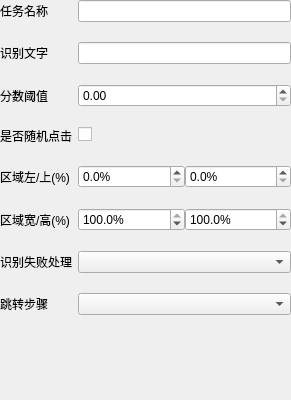
Ferrarii-430/onmyoji-script, file src/ui/ocrForm/OcrForm.ui: the form before one commit.
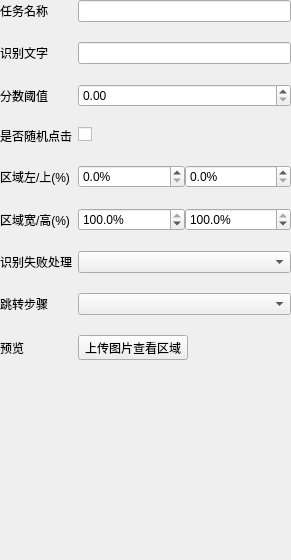
The form after the commit. Custom widgets are drawn as their Qt base class.

Commit message:
feat(ocr): 增加识别区域可视化预览
- 新增 RoiPreviewWidget：有图时按图片比例展示并叠加 ROI，无图时按 16:9 占位画布叠加 ROI
- OcrForm 增加上传图片查看区域按钮，四个 ROI 百分比输入框实时联动刷新预览
- 区域外半透明压暗、绿框标出识别区并显示坐标/百分比信息
- 同步更新 ui_OcrForm.h 与 CMakeLists.txt

What changed in the file:
```diff
--- a/src/ui/ocrForm/OcrForm.ui
+++ b/src/ui/ocrForm/OcrForm.ui
@@ -7,7 +7,7 @@
     <x>0</x>
     <y>0</y>
     <width>291</width>
-    <height>400</height>
+    <height>560</height>
    </rect>
   </property>
   <property name="windowTitle">
@@ -19,7 +19,7 @@
      <x>0</x>
      <y>0</y>
      <width>291</width>
-     <height>394</height>
+     <height>554</height>
     </rect>
    </property>
    <layout class="QFormLayout" name="formLayout">
@@ -186,9 +186,47 @@
       </property>
      </widget>
     </item>
+    <item row="8" column="0">
+     <widget class="QLabel" name="label_5">
+      <property name="text">
+       <string>预览</string>
+      </property>
+     </widget>
+    </item>
+    <item row="8" column="1">
+     <widget class="QToolButton" name="btnUploadImage">
+      <property name="text">
+       <string>上传图片查看区域</string>
+      </property>
+     </widget>
+    </item>
+    <item row="9" column="0" colspan="2">
+     <widget class="RoiPreviewWidget" name="roiPreview">
+      <property name="minimumSize">
+       <size>
+        <width>260</width>
+        <height>150</height>
+       </size>
+      </property>
+      <property name="sizePolicy">
+       <sizepolicy hsizetype="Expanding" vsizetype="Expanding">
+        <horstretch>0</horstretch>
+        <verstretch>0</verstretch>
+       </sizepolicy>
+      </property>
+     </widget>
+    </item>
    </layout>
   </widget>
  </widget>
+ <customwidgets>
+  <customwidget>
+   <class>RoiPreviewWidget</class>
+   <extends>QWidget</extends>
+   <header>src/ui/ocrForm/RoiPreviewWidget.h</header>
+   <container>1</container>
+  </customwidget>
+ </customwidgets>
  <resources/>
  <connections/>
 </ui>
```
The commit also changes 6 other files.
